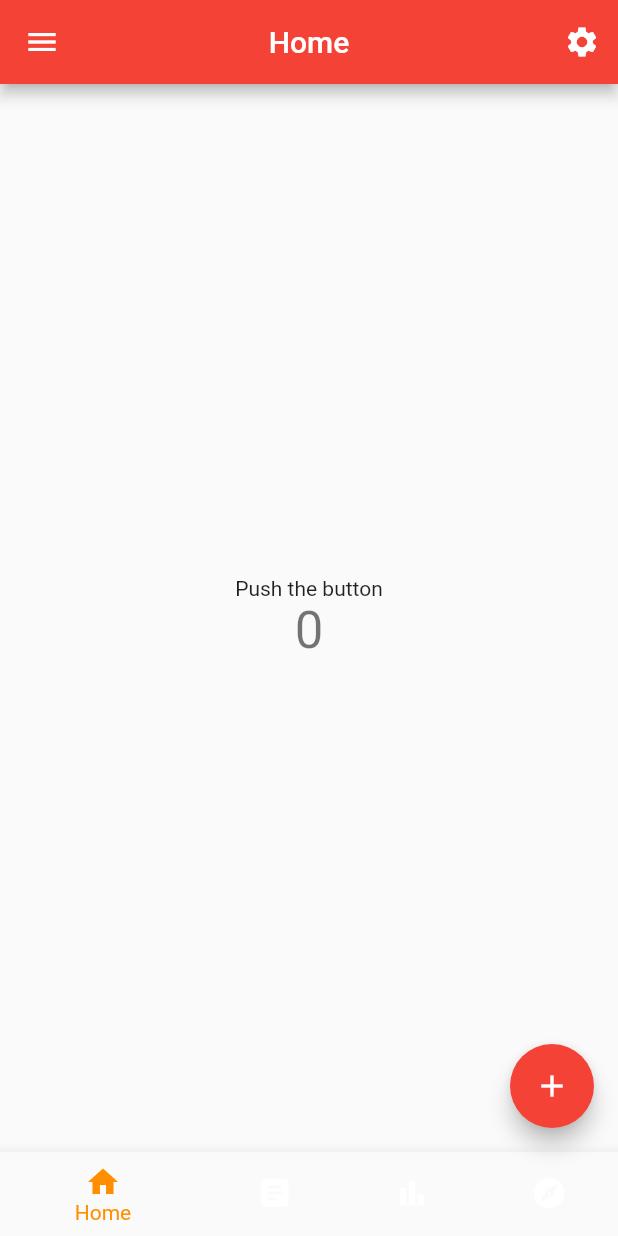
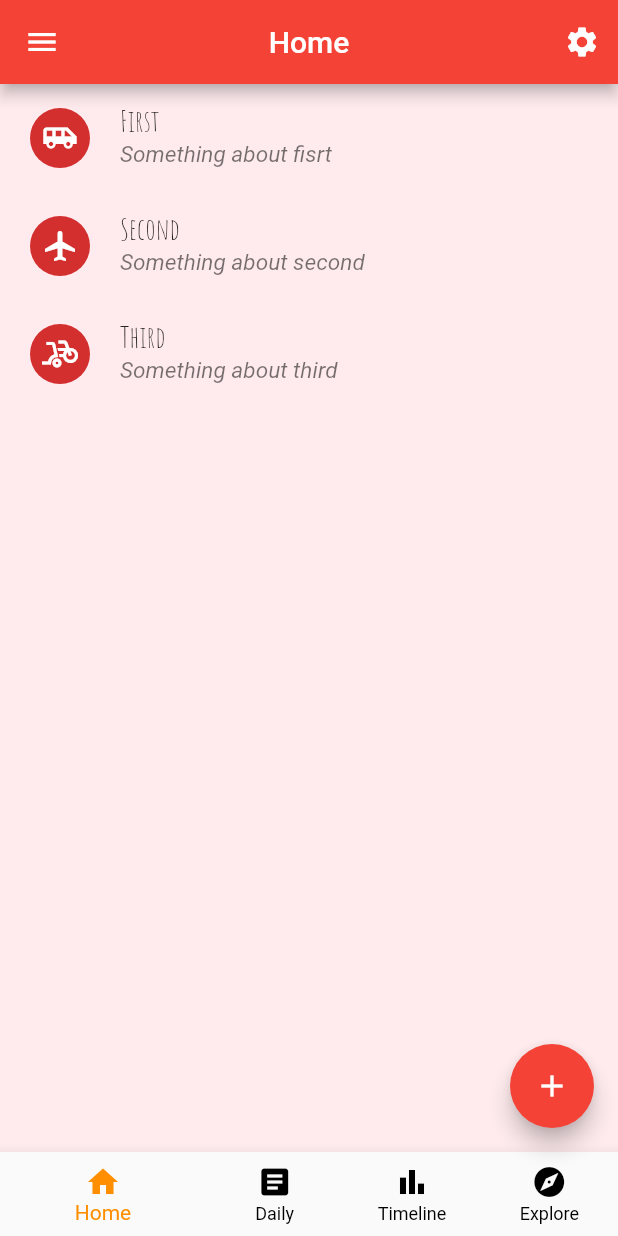
Before and after one commit to S-Elizaveta/241400843, a Flutter app: the screen it shows after launch, on a phone screen of 412 x 824 dp. Run offline on Flutter 3.47's test engine with Material 2 defaults, Android fonts, the phone set to English and light mode, and no system bars.

Commit message:
"Missing files"

```diff
--- /dev/null
+++ b/lib/homepage.dart
@@ -0,0 +1,133 @@
+import 'package:flutter/material.dart';
+import 'eventpage.dart';
+
+class HomePage extends StatefulWidget {
+  HomePage({Key key, this.title}) : super(key: key);
+
+  final String title;
+
+  @override
+  _HomePageState createState() => _HomePageState();
+}
+
+class _HomePageState extends State<HomePage> {
+  @override
+  Widget build(BuildContext context) {
+    return Scaffold(
+      backgroundColor: Colors.red[50],
+      drawer: Drawer(
+        child: ListView(
+          children: <Widget>[
+            DrawerHeader(
+              child: Text('Something'),
+              decoration: BoxDecoration(
+                color: Colors.red[400],
+              ),
+            ),
+            ListTile(title: Text('Menu 1'), onTap: () {}),
+            ListTile(title: Text('Menu 2'), onTap: () {})
+          ],
+        ),
+      ),
+      appBar: AppBar(
+        title: const Text('Home'),
+        centerTitle: true,
+        actions: <Widget>[
+          IconButton(
+            tooltip: 'Settings',
+            icon: Icon(
+              Icons.settings,
+              color: Colors.white,
+            ),
+            onPressed: () {
+              Navigator.push(context, MaterialPageRoute<void>(
+                builder: (context) {
+                  return Scaffold(
+                    appBar: AppBar(
+                      title: const Text('Settings'),
+                    ),
+                    body: const Center(
+                      child: Text(
+                        'This is settings page',
+                        style: TextStyle(fontSize: 24),
+                      ),
+                    ),
+                  );
+                },
+              ));
+            },
+          ),
+        ],
+      ),
+      body: _homePageBody(notes),
+      floatingActionButton: FloatingActionButton(
+        onPressed: () {},
+        tooltip: 'Add 1 more event',
+        child: Icon(Icons.add),
+      ), // This trailing comma makes auto-formatting nicer for build methods.
+      bottomNavigationBar: BottomNavigationBar(
+        items: [
+          BottomNavigationBarItem(
+            icon: Icon(Icons.home),
+            label: 'Home',
+          ),
+          BottomNavigationBarItem(
+            icon: Icon(Icons.article),
+            label: 'Daily',
+          ),
+          BottomNavigationBarItem(
+            icon: Icon(Icons.bar_chart),
+            label: 'Timeline',
+          ),
+          BottomNavigationBarItem(
+            icon: Icon(Icons.explore),
+            label: 'Explore',
+          )
+        ],
+        selectedItemColor: Colors.amber[800],
+        unselectedItemColor: Colors.black,
+        showUnselectedLabels: true,
+      ),
+    );
+  }
+
+  Widget _homePageBody(List<Notes> notes) {
+    return ListView.builder(
+      scrollDirection: Axis.vertical,
+      itemCount: notes.length,
+      itemBuilder: (context, index) => ListTile(
+        title: Text(
+          notes[index].notesTitle,
+          style: TextStyle(
+            fontSize: 20,
+            fontFamily: 'Amatic_SC',
+          ),
+        ),
+        leading: IconButton(
+          icon: CircleAvatar(
+            child: Icon(notes[index].notesIcon),
+          ),
+          iconSize: 30.0,
+          padding: const EdgeInsets.all(4.0),
+          onPressed: () {},
+        ),
+        subtitle: Text(
+          notes[index].notesSubtitle,
+          style: TextStyle(
+            fontSize: 15,
+            fontStyle: FontStyle.italic,
+          ),
+        ),
+        onTap: () {
+          Navigator.push(
+            context,
+            MaterialPageRoute<void>(builder: (context) => EventPage()),
+          );
+        },
+        onLongPress: () {
+          // showDialog(context: context, builder: builder);
+        },
+      ),
+    );
+  }
+}
--- a/lib/main.dart
+++ b/lib/main.dart
@@ -1,4 +1,5 @@
 import 'package:flutter/material.dart';
+import 'homepage.dart';
 
 void main() {
   runApp(MyApp());
@@ -14,157 +15,7 @@ class MyApp extends StatelessWidget {
         // This is the theme of your application.
         primarySwatch: Colors.red,
       ),
-      home: MyStatefulWidget(),
+      home: HomePage(),
     );
   }
 }
-
-class MyStatefulWidget extends StatefulWidget {
-  MyStatefulWidget({Key key, this.title}) : super(key: key);
-
-  // This widget is the home page of your application. It is stateful, meaning
-  // that it has a State object (defined below) that contains fields that affect
-  // how it looks.
-
-  // This class is the configuration for the state. It holds the values (in this
-  // case the title) provided by the parent (in this case the App widget) and
-  // used by the build method of the State. Fields in a Widget subclass are
-  // always marked "final".
-
-  final String title;
-
-  @override
-  _MyStatefulWidgetState createState() => _MyStatefulWidgetState();
-}
-
-class _MyStatefulWidgetState extends State<MyStatefulWidget> {
-  int _counter = 0;
-
-  void _incrementCounter() {
-    setState(() {
-      // This call to setState tells the Flutter framework that something has
-      // changed in this State, which causes it to rerun the build method below
-      // so that the display can reflect the updated values. If we changed
-      // _counter without calling setState(), then the build method would not be
-      // called again, and so nothing would appear to happen.
-      _counter++;
-    });
-  }
-
-  static const TextStyle optionStyle =
-      TextStyle(fontSize: 30, fontWeight: FontWeight.bold);
-  static const List<Widget> _widgetOptions = <Widget>[
-    Text(
-      'Homepage',
-      style: optionStyle,
-    ),
-    Text(
-      'Daily Page',
-      style: optionStyle,
-    ),
-    Text(
-      'Timeline',
-      style: optionStyle,
-    ),
-    Text(
-      'Explore',
-      style: optionStyle,
-    ),
-  ];
-
-  @override
-  Widget build(BuildContext context) {
-    // This method is rerun every time setState is called, for instance as done
-    // by the _incrementCounter method above.
-    //
-    // The Flutter framework has been optimized to make rerunning build methods
-    // fast, so that you can just rebuild anything that needs updating rather
-    // than having to individually change instances of widgets.
-    return Scaffold(
-      drawer: Drawer(
-        child: new ListView(
-          children: <Widget>[
-            new DrawerHeader(
-              child: new Text("Something"),
-              decoration: BoxDecoration(
-                color: Colors.red[400],
-              ),
-            ),
-            new ListTile(title: new Text("Menu 1"), onTap: () {}),
-            new ListTile(title: new Text("Menu 2"), onTap: () {})
-          ],
-        ),
-      ),
-      appBar: AppBar(
-        title: const Text('Home'),
-        centerTitle: true,
-        actions: <Widget>[
-          IconButton(
-            tooltip: 'Settings',
-            icon: Icon(
-              Icons.settings,
-              color: Colors.white,
-            ),
-            onPressed: () {
-              Navigator.push(context, MaterialPageRoute<void>(
-                builder: (BuildContext context) {
-                  return Scaffold(
-                    appBar: AppBar(
-                      title: const Text('Settings'),
-                    ),
-                    body: const Center(
-                      child: Text(
-                        'This is settings page',
-                        style: TextStyle(fontSize: 24),
-                      ),
-                    ),
-                  );
-                },
-              ));
-            },
-          ),
-        ],
-      ),
-      body: Center(
-        child: Column(
-          mainAxisAlignment: MainAxisAlignment.center,
-          children: <Widget>[
-            Text(
-              'Push the button',
-            ),
-            Text(
-              '$_counter',
-              style: Theme.of(context).textTheme.headline4,
-            ),
-          ],
-        ),
-      ),
-      floatingActionButton: FloatingActionButton(
-        onPressed: _incrementCounter,
-        tooltip: 'Increment',
-        child: Icon(Icons.add),
-      ), // This trailing comma makes auto-formatting nicer for build methods.
-      bottomNavigationBar: BottomNavigationBar(
-        items: const <BottomNavigationBarItem>[
-          BottomNavigationBarItem(
-            icon: Icon(Icons.home),
-            label: 'Home',
-          ),
-          BottomNavigationBarItem(
-            icon: Icon(Icons.article),
-            label: 'Daily',
-          ),
-          BottomNavigationBarItem(
-            icon: Icon(Icons.bar_chart),
-            label: 'Timeline',
-          ),
-          BottomNavigationBarItem(
-            icon: Icon(Icons.explore),
-            label: 'Explore',
-          )
-        ],
-        selectedItemColor: Colors.amber[800],
-      ),
-    );
-  }
-}
```
Also changed, not shown: analysis_options.yaml (added, +93 -0 lines), fonts/Amatic_SC/OFL.txt (added, +93 -0 lines), lib/eventpage.dart (added, +131 -0 lines), pubspec.yaml (+5 -5 lines), fonts/Amatic_SC/AmaticSC-Bold.ttf (added), fonts/Amatic_SC/AmaticSC-Regular.ttf (added).
